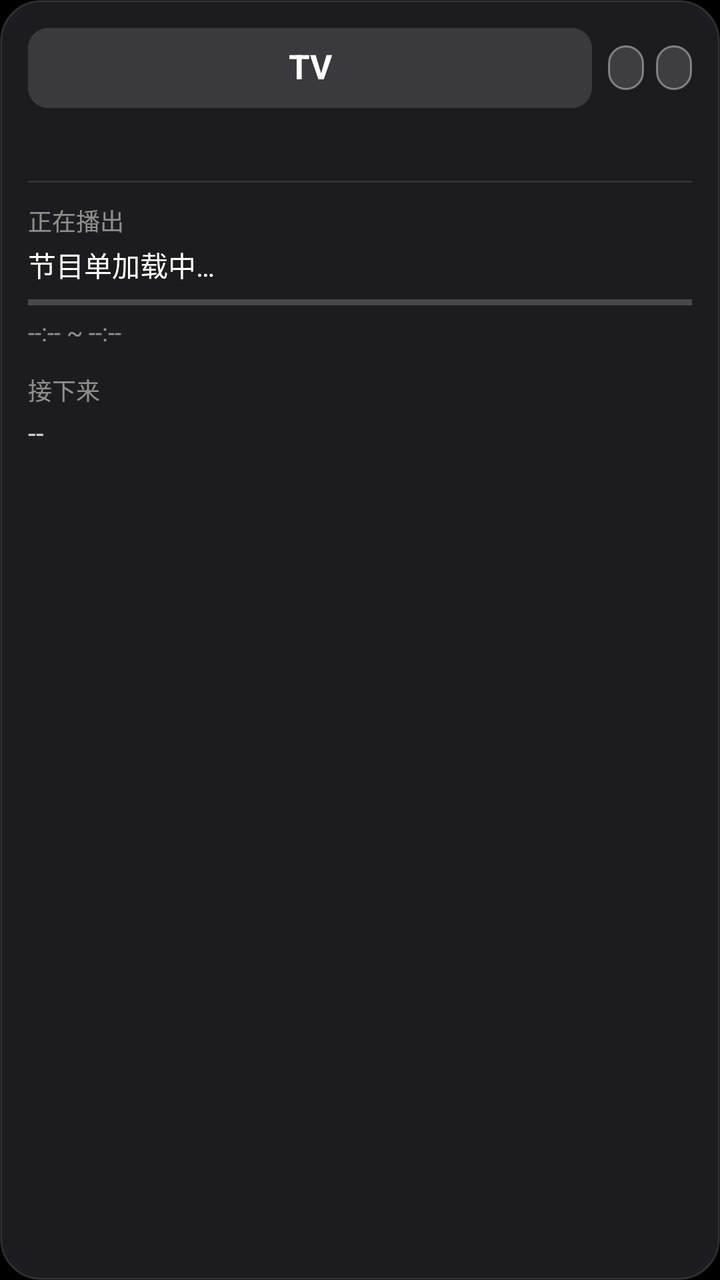
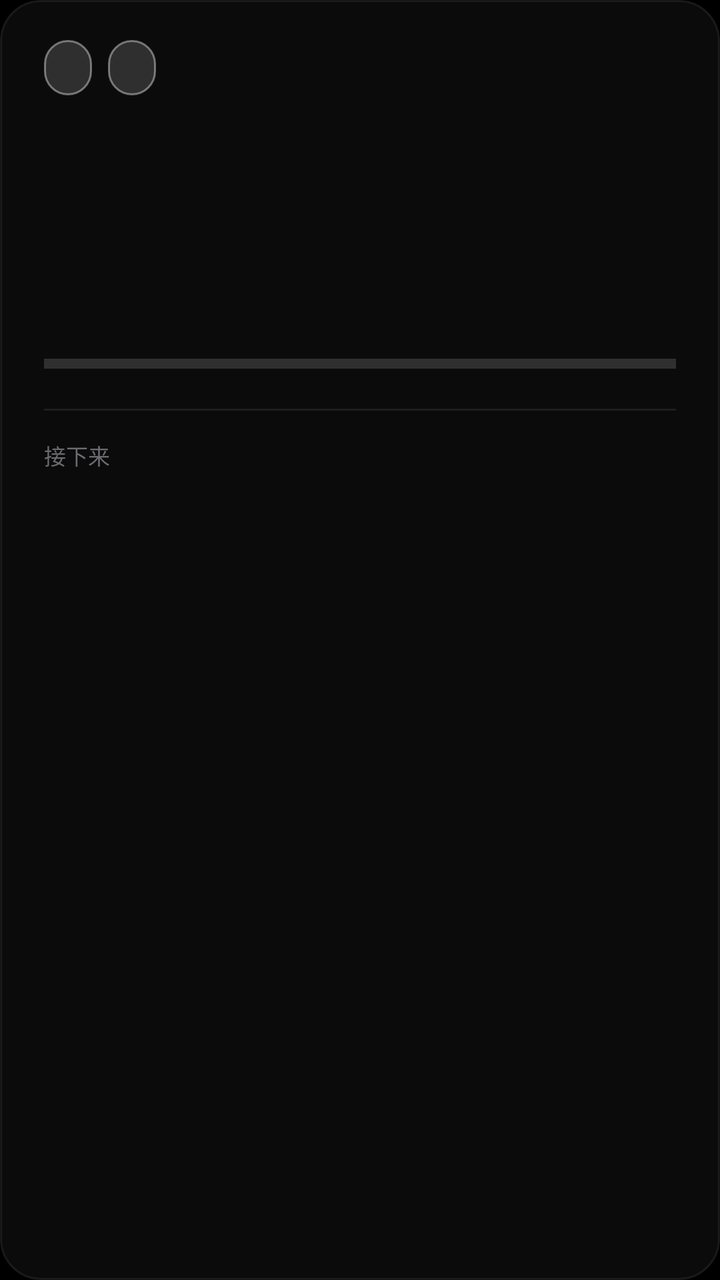

Screens rendered from an Android XML layout before and after an edit, with the pre-edit source and the edit as a unified diff.
<!-- AndroidManifest.xml: application theme AppTheme -->
<!-- res/layout/panel_info.xml -->
<?xml version="1.0" encoding="utf-8"?>
<LinearLayout xmlns:android="http://schemas.android.com/apk/res/android"
    android:id="@+id/infoPanel"
    android:layout_width="match_parent"
    android:layout_height="match_parent"
    android:background="@drawable/info_card_bg"
    android:clickable="true"
    android:focusable="false"
    android:orientation="vertical"
    android:paddingStart="14dp"
    android:paddingTop="14dp"
    android:paddingEnd="14dp"
    android:paddingBottom="14dp">

    <LinearLayout
        android:layout_width="match_parent"
        android:layout_height="wrap_content"
        android:baselineAligned="false"
        android:gravity="center_vertical"
        android:orientation="horizontal">

        <FrameLayout
            android:layout_width="0dp"
            android:layout_height="40dp"
            android:layout_weight="1"
            android:background="@drawable/info_logo_bg">

            <TextView
                android:id="@+id/infoLogo"
                android:layout_width="match_parent"
                android:layout_height="match_parent"
                android:autoSizeMaxTextSize="17sp"
                android:autoSizeMinTextSize="9sp"
                android:autoSizeTextType="uniform"
                android:gravity="center"
                android:includeFontPadding="false"
                android:maxLines="1"
                android:paddingStart="8dp"
                android:paddingEnd="8dp"
                android:text="TV"
                android:textColor="#FFFFFF"
                android:textStyle="bold" />

            <ImageView
                android:id="@+id/infoLogoImage"
                android:layout_width="match_parent"
                android:layout_height="match_parent"
                android:contentDescription="@null"
                android:padding="5dp"
                android:scaleType="fitCenter"
                android:visibility="invisible" />
        </FrameLayout>

        <TextView
            android:id="@+id/infoState"
            android:layout_width="wrap_content"
            android:layout_height="wrap_content"
            android:layout_marginStart="8dp"
            android:background="@drawable/info_state_preview"
            android:paddingStart="9dp"
            android:paddingTop="3dp"
            android:paddingEnd="9dp"
            android:paddingBottom="3dp"
            android:textColor="#E6FFFFFF"
            android:textSize="12sp" />

        
        <TextView
            android:id="@+id/infoQuality"
            android:layout_width="wrap_content"
            android:layout_height="wrap_content"
            android:layout_marginStart="6dp"
            android:background="@drawable/info_state_preview"
            android:paddingStart="9dp"
            android:paddingTop="3dp"
            android:paddingEnd="9dp"
            android:paddingBottom="3dp"
            android:textColor="#99FFFFFF"
            android:textSize="12sp" />
    </LinearLayout>

    <TextView
        android:id="@+id/infoDesc"
        android:layout_width="match_parent"
        android:layout_height="wrap_content"
        android:layout_marginTop="8dp"
        android:ellipsize="end"
        android:maxLines="1"
        android:textColor="#99FFFFFF"
        android:textSize="12sp" />

    <View
        android:layout_width="match_parent"
        android:layout_height="1dp"
        android:layout_marginTop="12dp"
        android:background="#1AFFFFFF" />

    <TextView
        android:layout_width="wrap_content"
        android:layout_height="wrap_content"
        android:layout_marginTop="10dp"
        android:text="正在播出"
        android:textColor="#80FFFFFF"
        android:textSize="12sp" />

    <TextView
        android:id="@+id/infoNow"
        android:layout_width="match_parent"
        android:layout_height="wrap_content"
        android:layout_marginTop="3dp"
        android:ellipsize="end"
        android:maxLines="2"
        android:text="节目单加载中…"
        android:textColor="#FFFFFF"
        android:textSize="14sp" />

    <FrameLayout
        android:layout_width="match_parent"
        android:layout_height="3dp"
        android:layout_marginTop="7dp"
        android:background="#33FFFFFF">

        <View
            android:id="@+id/infoProgress"
            android:layout_width="0dp"
            android:layout_height="match_parent"
            android:background="#FFFFFF" />
    </FrameLayout>

    <TextView
        android:id="@+id/infoTime"
        android:layout_width="wrap_content"
        android:layout_height="wrap_content"
        android:layout_marginTop="5dp"
        android:text="--:-- ~ --:--"
        android:textColor="#80FFFFFF"
        android:textSize="12sp" />

    <TextView
        android:layout_width="wrap_content"
        android:layout_height="wrap_content"
        android:layout_marginTop="12dp"
        android:text="接下来"
        android:textColor="#80FFFFFF"
        android:textSize="12sp" />

    <TextView
        android:id="@+id/infoNext"
        android:layout_width="match_parent"
        android:layout_height="wrap_content"
        android:layout_marginTop="3dp"
        android:ellipsize="end"
        android:maxLines="2"
        android:text="--"
        android:textColor="#CCFFFFFF"
        android:textSize="14sp" />

    <Space
        android:layout_width="match_parent"
        android:layout_height="0dp"
        android:layout_weight="1" />

    <TextView
        android:id="@+id/infoClock"
        android:layout_width="match_parent"
        android:layout_height="wrap_content"
        android:gravity="end"
        android:includeFontPadding="false"
        android:textColor="#FFFFFF"
        android:textSize="28sp"
        android:textStyle="bold" />

    <TextView
        android:id="@+id/infoDate"
        android:layout_width="match_parent"
        android:layout_height="wrap_content"
        android:layout_marginTop="2dp"
        android:gravity="end"
        android:textColor="#80FFFFFF"
        android:textSize="12sp" />
</LinearLayout>
<!-- resources referenced by this layout -->
<resources>
  <!-- drawable info_card_bg (drawable) -->
  <?xml version="1.0" encoding="utf-8"?>
  <shape xmlns:android="http://schemas.android.com/apk/res/android" android:shape="rectangle">
      <solid android:color="#FF1C1C1E" />
      <corners android:radius="20dp" />
      <stroke android:width="1dp" android:color="#1FFFFFFF" />
  </shape>
  <!-- drawable info_logo_bg (drawable) -->
  <?xml version="1.0" encoding="utf-8"?>
  <shape xmlns:android="http://schemas.android.com/apk/res/android" android:shape="rectangle">
      <solid android:color="#22FFFFFF" />
      <corners android:radius="10dp" />
  </shape>
  <!-- drawable info_state_preview (drawable) -->
  <?xml version="1.0" encoding="utf-8"?>
  <shape xmlns:android="http://schemas.android.com/apk/res/android"
      android:shape="rectangle">
      <solid android:color="#26FFFFFF" />
      <stroke
          android:width="1dp"
          android:color="#66FFFFFF" />
      <corners android:radius="999dp" />
  </shape>
  <style name="AppTheme" parent="@android:style/Theme.Material.NoActionBar">
          <item name="android:windowFullscreen">true</item>
          <item name="android:windowBackground">@android:color/black</item>
          <item name="android:colorAccent">#FFD447</item>
      </style>
</resources>

<!-- the commit's change to res/layout/panel_info.xml (unified diff, before → after) -->
@@ -7,11 +7,12 @@
     android:clickable="true"
     android:focusable="false"
     android:orientation="vertical"
-    android:paddingStart="14dp"
-    android:paddingTop="14dp"
-    android:paddingEnd="14dp"
-    android:paddingBottom="14dp">
+    android:paddingStart="22dp"
+    android:paddingTop="20dp"
+    android:paddingEnd="22dp"
+    android:paddingBottom="20dp">
 
+    
     <LinearLayout
         android:layout_width="match_parent"
         android:layout_height="wrap_content"
@@ -19,106 +20,72 @@
         android:gravity="center_vertical"
         android:orientation="horizontal">
 
-        <FrameLayout
-            android:layout_width="0dp"
-            android:layout_height="40dp"
-            android:layout_weight="1"
-            android:background="@drawable/info_logo_bg">
-
-            <TextView
-                android:id="@+id/infoLogo"
-                android:layout_width="match_parent"
-                android:layout_height="match_parent"
-                android:autoSizeMaxTextSize="17sp"
-                android:autoSizeMinTextSize="9sp"
-                android:autoSizeTextType="uniform"
-                android:gravity="center"
-                android:includeFontPadding="false"
-                android:maxLines="1"
-                android:paddingStart="8dp"
-                android:paddingEnd="8dp"
-                android:text="TV"
-                android:textColor="#FFFFFF"
-                android:textStyle="bold" />
-
-            <ImageView
-                android:id="@+id/infoLogoImage"
-                android:layout_width="match_parent"
-                android:layout_height="match_parent"
-                android:contentDescription="@null"
-                android:padding="5dp"
-                android:scaleType="fitCenter"
-                android:visibility="invisible" />
-        </FrameLayout>
-
         <TextView
             android:id="@+id/infoState"
             android:layout_width="wrap_content"
             android:layout_height="wrap_content"
-            android:layout_marginStart="8dp"
             android:background="@drawable/info_state_preview"
-            android:paddingStart="9dp"
-            android:paddingTop="3dp"
-            android:paddingEnd="9dp"
-            android:paddingBottom="3dp"
+            android:maxLines="1"
+            android:paddingStart="12dp"
+            android:paddingTop="5dp"
+            android:paddingEnd="12dp"
+            android:paddingBottom="5dp"
             android:textColor="#E6FFFFFF"
-            android:textSize="12sp" />
+            android:textSize="13sp" />
 
         
         <TextView
             android:id="@+id/infoQuality"
             android:layout_width="wrap_content"
             android:layout_height="wrap_content"
-            android:layout_marginStart="6dp"
+            android:layout_marginStart="8dp"
             android:background="@drawable/info_state_preview"
-            android:paddingStart="9dp"
-            android:paddingTop="3dp"
-            android:paddingEnd="9dp"
-            android:paddingBottom="3dp"
+            android:maxLines="1"
+            android:paddingStart="12dp"
+            android:paddingTop="5dp"
+            android:paddingEnd="12dp"
+            android:paddingBottom="5dp"
             android:textColor="#99FFFFFF"
-            android:textSize="12sp" />
+            android:textSize="13sp" />
     </LinearLayout>
 
     <TextView
-        android:id="@+id/infoDesc"
+        android:id="@+id/infoTitle"
         android:layout_width="match_parent"
         android:layout_height="wrap_content"
-        android:layout_marginTop="8dp"
+        android:layout_marginTop="16dp"
         android:ellipsize="end"
-        android:maxLines="1"
-        android:textColor="#99FFFFFF"
-        android:textSize="12sp" />
-
-    <View
-        android:layout_width="match_parent"
-        android:layout_height="1dp"
-        android:layout_marginTop="12dp"
-        android:background="#1AFFFFFF" />
-
-    <TextView
-        android:layout_width="wrap_content"
-        android:layout_height="wrap_content"
-        android:layout_marginTop="10dp"
-        android:text="正在播出"
-        android:textColor="#80FFFFFF"
-        android:textSize="12sp" />
+        android:maxLines="2"
+        android:textColor="#FFFFFF"
+        android:textSize="30sp"
+        android:textStyle="bold" />
 
     <TextView
         android:id="@+id/infoNow"
         android:layout_width="match_parent"
         android:layout_height="wrap_content"
-        android:layout_marginTop="3dp"
+        android:layout_marginTop="10dp"
         android:ellipsize="end"
         android:maxLines="2"
-        android:text="节目单加载中…"
-        android:textColor="#FFFFFF"
+        android:textColor="#D9FFFFFF"
+        android:textSize="18sp" />
+
+    <TextView
+        android:id="@+id/infoRemain"
+        android:layout_width="match_parent"
+        android:layout_height="wrap_content"
+        android:layout_marginTop="4dp"
+        android:ellipsize="end"
+        android:maxLines="1"
+        android:textColor="#8E8E93"
         android:textSize="14sp" />
 
+    
     <FrameLayout
         android:layout_width="match_parent"
-        android:layout_height="3dp"
-        android:layout_marginTop="7dp"
-        android:background="#33FFFFFF">
+        android:layout_height="5dp"
+        android:layout_marginTop="18dp"
+        android:background="#26FFFFFF">
 
         <View
             android:id="@+id/infoProgress"
@@ -127,55 +94,58 @@
             android:background="#FFFFFF" />
     </FrameLayout>
 
-    <TextView
-        android:id="@+id/infoTime"
-        android:layout_width="wrap_content"
-        android:layout_height="wrap_content"
-        android:layout_marginTop="5dp"
-        android:text="--:-- ~ --:--"
-        android:textColor="#80FFFFFF"
-        android:textSize="12sp" />
+    <View
+        android:layout_width="match_parent"
+        android:layout_height="1dp"
+        android:layout_marginTop="20dp"
+        android:background="#14FFFFFF" />
 
     <TextView
         android:layout_width="wrap_content"
         android:layout_height="wrap_content"
-        android:layout_marginTop="12dp"
+        android:layout_marginTop="14dp"
         android:text="接下来"
-        android:textColor="#80FFFFFF"
-        android:textSize="12sp" />
+        android:textColor="#6C6C70"
+        android:textSize="11sp" />
 
     <TextView
         android:id="@+id/infoNext"
         android:layout_width="match_parent"
         android:layout_height="wrap_content"
-        android:layout_marginTop="3dp"
+        android:layout_marginTop="4dp"
         android:ellipsize="end"
-        android:maxLines="2"
-        android:text="--"
-        android:textColor="#CCFFFFFF"
-        android:textSize="14sp" />
+        android:maxLines="3"
+        android:textColor="#B3FFFFFF"
+        android:textSize="16sp" />
 
     <Space
         android:layout_width="match_parent"
         android:layout_height="0dp"
         android:layout_weight="1" />
 
-    <TextView
-        android:id="@+id/infoClock"
+    <LinearLayout
         android:layout_width="match_parent"
         android:layout_height="wrap_content"
         android:gravity="end"
-        android:includeFontPadding="false"
-        android:textColor="#FFFFFF"
-        android:textSize="28sp"
-        android:textStyle="bold" />
+        android:orientation="vertical">
 
-    <TextView
-        android:id="@+id/infoDate"
-        android:layout_width="match_parent"
-        android:layout_height="wrap_content"
-        android:layout_marginTop="2dp"
-        android:gravity="end"
-        android:textColor="#80FFFFFF"
-        android:textSize="12sp" />
+        <TextView
+            android:id="@+id/infoClock"
+            android:layout_width="wrap_content"
+            android:layout_height="wrap_content"
+            android:includeFontPadding="false"
+            android:maxLines="1"
+            android:textColor="#FFFFFF"
+            android:textSize="34sp"
+            android:textStyle="bold" />
+
+        <TextView
+            android:id="@+id/infoDate"
+            android:layout_width="wrap_content"
+            android:layout_height="wrap_content"
+            android:layout_marginTop="4dp"
+            android:maxLines="1"
+            android:textColor="#80FFFFFF"
+            android:textSize="13sp" />
+    </LinearLayout>
 </LinearLayout>
<!-- resource entries referenced after the edit -->
@@ -3,15 +3,9 @@
   <!-- drawable info_card_bg (drawable) -->
   <?xml version="1.0" encoding="utf-8"?>
   <shape xmlns:android="http://schemas.android.com/apk/res/android" android:shape="rectangle">
-      <solid android:color="#FF1C1C1E" />
+      <solid android:color="#661C1C1E" />
       <corners android:radius="20dp" />
-      <stroke android:width="1dp" android:color="#1FFFFFFF" />
-  </shape>
-  <!-- drawable info_logo_bg (drawable) -->
-  <?xml version="1.0" encoding="utf-8"?>
-  <shape xmlns:android="http://schemas.android.com/apk/res/android" android:shape="rectangle">
-      <solid android:color="#22FFFFFF" />
-      <corners android:radius="10dp" />
+      <stroke android:width="1dp" android:color="#14FFFFFF" />
   </shape>
   <!-- drawable info_state_preview (drawable) -->
   <?xml version="1.0" encoding="utf-8"?>
